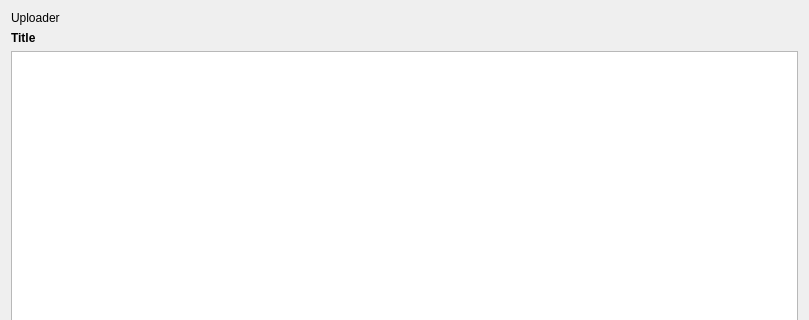
This is ui/qt/views/stream.ui in dyatlovk/kytube as Qt 5 draws it before an edit; both pictures show x 0 to 809 and y 0 to 320 of the 809 by 648 pixel window. The edited form follows.
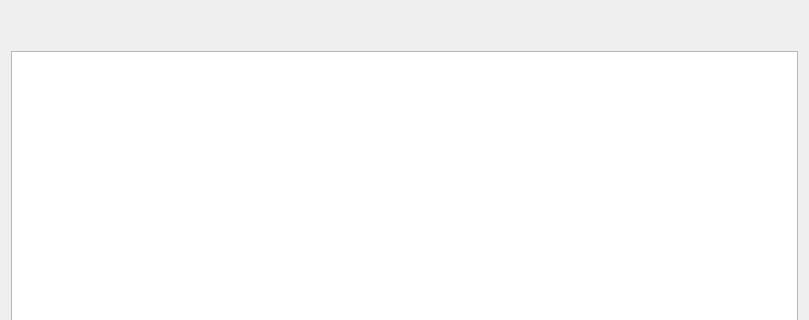
This is the edited form.

The edit to the form file:
```diff
--- a/ui/qt/views/stream.ui
+++ b/ui/qt/views/stream.ui
@@ -26,7 +26,7 @@
       </font>
      </property>
      <property name="text">
-      <string>Title</string>
+      <string/>
      </property>
     </widget>
    </item>
@@ -90,7 +90,7 @@
    <item row="0" column="0">
     <widget class="QLabel" name="uploader">
      <property name="text">
-      <string>Uploader</string>
+      <string/>
      </property>
     </widget>
    </item>
```
